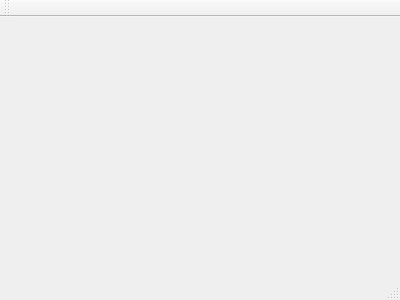
Old version of the form src-qt4/pc-controlpanel-next/mainwindow.ui in the repository trueos/pcbsd.
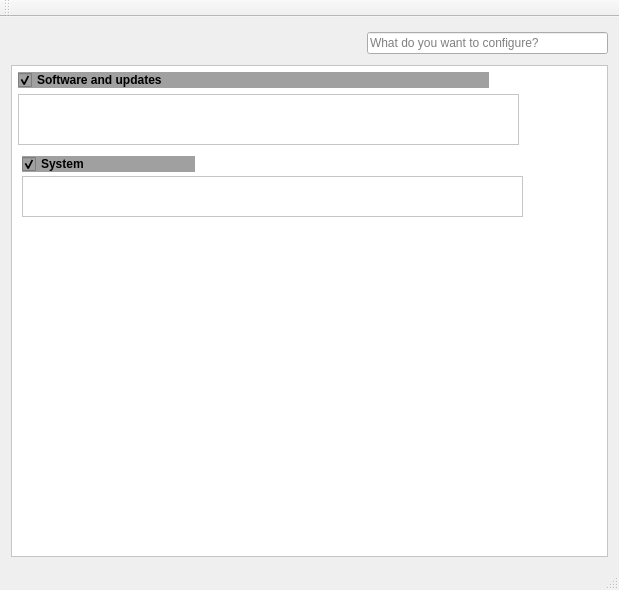
New version of the form. Icons and pictures are not drawn. Custom widgets are drawn as their Qt base class.

Diff of the .ui file:
```diff
--- a/src-qt4/pc-controlpanel-next/mainwindow.ui
+++ b/src-qt4/pc-controlpanel-next/mainwindow.ui
@@ -1,24 +1,255 @@
 <ui version="4.0">
  <class>MainWindow</class>
- <widget class="QMainWindow" name="MainWindow" >
-  <property name="geometry" >
+ <widget class="QMainWindow" name="MainWindow">
+  <property name="geometry">
    <rect>
     <x>0</x>
     <y>0</y>
-    <width>400</width>
-    <height>300</height>
+    <width>619</width>
+    <height>590</height>
    </rect>
   </property>
   <property name="windowTitle" >
    <string>MainWindow</string>
   </property>
-  <widget class="QMenuBar" name="menuBar" />
-  <widget class="QToolBar" name="mainToolBar" />
-  <widget class="QWidget" name="centralWidget" />
-  <widget class="QStatusBar" name="statusBar" />
+  <widget class="QWidget" name="centralWidget">
+   <layout class="QVBoxLayout" name="verticalLayout">
+    <item>
+     <layout class="QHBoxLayout" name="horizontalLayout">
+      <item>
+       <widget class="QToolButton" name="refreshButton">
+        <property name="text">
+         <string/>
+        </property>
+        <property name="icon">
+         <iconset resource="controlpanel.qrc">
+          <normaloff>:/images/refresh.png</normaloff>:/images/refresh.png</iconset>
+        </property>
+        <property name="iconSize">
+         <size>
+          <width>24</width>
+          <height>24</height>
+         </size>
+        </property>
+        <property name="autoRaise">
+         <bool>true</bool>
+        </property>
+       </widget>
+      </item>
+      <item>
+       <widget class="QToolButton" name="DEChooserButton">
+        <property name="contextMenuPolicy">
+         <enum>Qt::ActionsContextMenu</enum>
+        </property>
+        <property name="text">
+         <string/>
+        </property>
+        <property name="icon">
+         <iconset resource="controlpanel.qrc">
+          <normaloff>:/images/kde.png</normaloff>:/images/kde.png</iconset>
+        </property>
+        <property name="iconSize">
+         <size>
+          <width>24</width>
+          <height>24</height>
+         </size>
+        </property>
+        <property name="popupMode">
+         <enum>QToolButton::InstantPopup</enum>
+        </property>
+        <property name="autoRaise">
+         <bool>true</bool>
+        </property>
+        <property name="arrowType">
+         <enum>Qt::NoArrow</enum>
+        </property>
+       </widget>
+      </item>
+      <item>
+       <widget class="QToolButton" name="DELaunchConfigApp">
+        <property name="text">
+         <string/>
+        </property>
+        <property name="icon">
+         <iconset resource="controlpanel.qrc">
+          <normaloff>:/images/kde.png</normaloff>:/images/kde.png</iconset>
+        </property>
+        <property name="iconSize">
+         <size>
+          <width>24</width>
+          <height>24</height>
+         </size>
+        </property>
+        <property name="autoRaise">
+         <bool>true</bool>
+        </property>
+       </widget>
+      </item>
+      <item>
+       <spacer name="horizontalSpacer">
+        <property name="orientation">
+         <enum>Qt::Horizontal</enum>
+        </property>
+        <property name="sizeHint" stdset="0">
+         <size>
+          <width>40</width>
+          <height>20</height>
+         </size>
+        </property>
+       </spacer>
+      </item>
+      <item>
+       <widget class="QLineEdit" name="filterEdit">
+        <property name="placeholderText">
+         <string>What do you want to configure?</string>
+        </property>
+       </widget>
+      </item>
+     </layout>
+    </item>
+    <item>
+     <widget class="QScrollArea" name="scrollArea">
+      <property name="styleSheet">
+       <string notr="true">background-color: rgb(255, 255, 255);</string>
+      </property>
+      <property name="widgetResizable">
+       <bool>true</bool>
+      </property>
+      <widget class="QWidget" name="scrollAreaWidgetContents">
+       <property name="geometry">
+        <rect>
+         <x>0</x>
+         <y>0</y>
+         <width>603</width>
+         <height>484</height>
+        </rect>
+       </property>
+       <widget class="QCheckBox" name="softwareGroupName">
+        <property name="geometry">
+         <rect>
+          <x>6</x>
+          <y>6</y>
+          <width>471</width>
+          <height>16</height>
+         </rect>
+        </property>
+        <property name="font">
+         <font>
+          <weight>75</weight>
+          <bold>true</bold>
+         </font>
+        </property>
+        <property name="autoFillBackground">
+         <bool>false</bool>
+        </property>
+        <property name="styleSheet">
+         <string notr="true">QCheckBox{ background-color: rgb(160, 160, 160)}
+QCheckBox::indicator:unchecked{
+image: url(:images/arrow-down.png);
+}
+QCheckBox::indicator:checked{
+image: url(:images/arrow-up.png);
+}</string>
+        </property>
+        <property name="text">
+         <string>Software and updates</string>
+        </property>
+        <property name="checked">
+         <bool>true</bool>
+        </property>
+        <property name="autoExclusive">
+         <bool>false</bool>
+        </property>
+       </widget>
+       <widget class="QCheckBox" name="softwareGroupCheckbox_2">
+        <property name="geometry">
+         <rect>
+          <x>10</x>
+          <y>90</y>
+          <width>173</width>
+          <height>16</height>
+         </rect>
+        </property>
+        <property name="font">
+         <font>
+          <weight>75</weight>
+          <bold>true</bold>
+         </font>
+        </property>
+        <property name="autoFillBackground">
+         <bool>false</bool>
+        </property>
+        <property name="styleSheet">
+         <string notr="true">QCheckBox{ background-color: rgb(160, 160, 160)}
+QCheckBox::indicator:unchecked{
+image: url(:icons/arrow-down.png);
+}
+QCheckBox::indicator:checked{
+image: url(:icons/arrow-up.png);
+}</string>
+        </property>
+        <property name="text">
+         <string>System</string>
+        </property>
+        <property name="checked">
+         <bool>true</bool>
+        </property>
+       </widget>
+       <widget class="QAutoExpandList" name="softwareLW">
+        <property name="geometry">
+         <rect>
+          <x>6</x>
+          <y>28</y>
+          <width>501</width>
+          <height>51</height>
+         </rect>
+        </property>
+       </widget>
+       <widget class="QAutoExpandList" name="listWidget_2">
+        <property name="geometry">
+         <rect>
+          <x>10</x>
+          <y>110</y>
+          <width>501</width>
+          <height>41</height>
+         </rect>
+        </property>
+       </widget>
+      </widget>
+     </widget>
+    </item>
+   </layout>
+  </widget>
+  <widget class="QMenuBar" name="menuBar">
+   <property name="geometry">
+    <rect>
+     <x>0</x>
+     <y>0</y>
+     <width>619</width>
+     <height>21</height>
+    </rect>
+   </property>
+  </widget>
+  <widget class="QToolBar" name="mainToolBar">
+   <attribute name="toolBarArea">
+    <enum>TopToolBarArea</enum>
+   </attribute>
+   <attribute name="toolBarBreak">
+    <bool>false</bool>
+   </attribute>
+  </widget>
+  <widget class="QStatusBar" name="statusBar"/>
  </widget>
- <layoutDefault spacing="6" margin="11" />
- <pixmapfunction></pixmapfunction>
- <resources/>
+ <layoutdefault spacing="6" margin="11"/>
+ <customwidgets>
+  <customwidget>
+   <class>QAutoExpandList</class>
+   <extends>QListWidget</extends>
+   <header location="global">controls/qautoexpandlist.h</header>
+  </customwidget>
+ </customwidgets>
+ <resources>
+  <include location="controlpanel.qrc"/>
+ </resources>
  <connections/>
 </ui>
```
Left out of the diff: 3 changed lines with no effect on the pictures.
